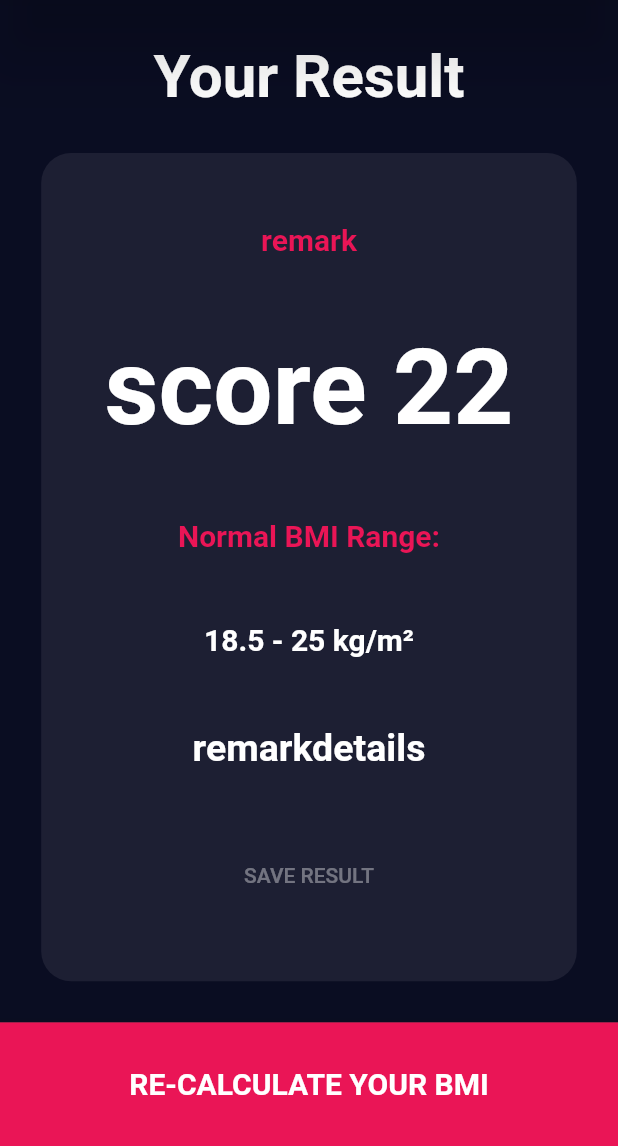
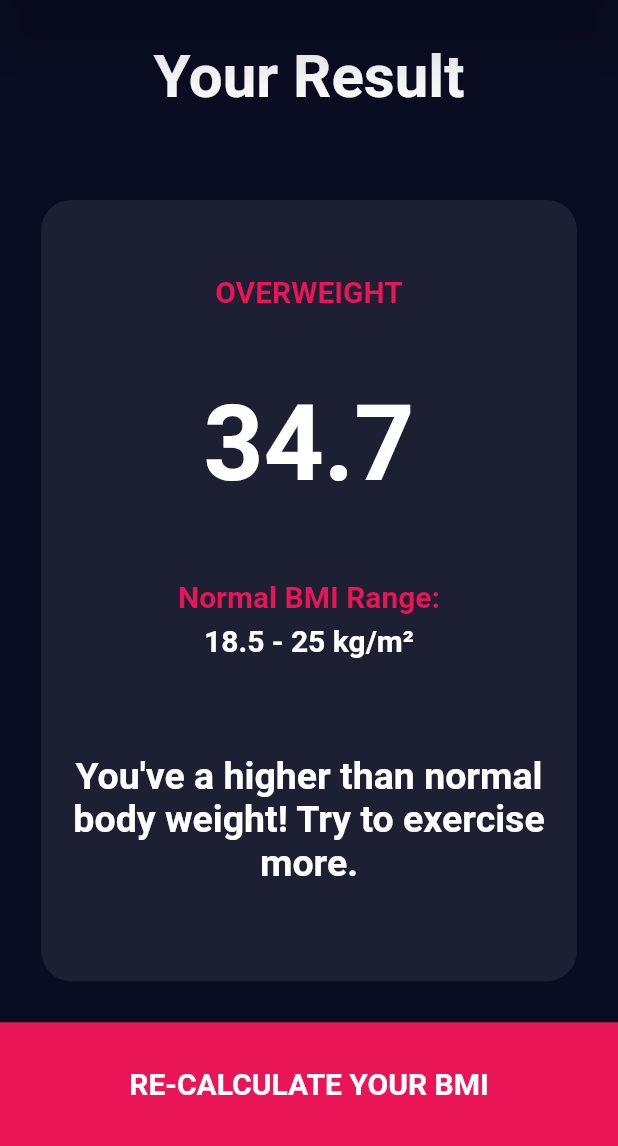
Before and after one commit to gauravxdhingra/BMI-Calc-App-Flutter, a Flutter app: the screen it shows after launch, after a tap on "CALCULATE YOUR BMI", on a phone screen of 412 x 824 dp, the part 90-1236 px from its top. Run offline on Flutter 3.47's test engine with Material 2 defaults, Android fonts, the phone set to English and light mode, and no system bars; our stand-ins replace font_awesome_flutter.

```diff
--- a/lib/main.dart
+++ b/lib/main.dart
@@ -1,4 +1,3 @@
-import 'package:bmi_calculator/screens/result.dart';
 import 'package:flutter/material.dart';
 import './screens/input_page.dart';
 
@@ -8,6 +7,7 @@ class BMICalculator extends StatelessWidget {
   @override
   Widget build(BuildContext context) {
     return MaterialApp(
+      debugShowCheckedModeBanner: false,
       theme: ThemeData.dark().copyWith(
         primaryColor: Color(0xFF0A0D22),
         scaffoldBackgroundColor: Color(0xFF0A0D22),
@@ -32,7 +32,6 @@ class BMICalculator extends StatelessWidget {
       // home: InputPage(),
       routes: {
         '/': (context) => InputPage(),
-        ResultScreen.routeName: (context) => ResultScreen(),
         InputPage.routeName: (context) => InputPage(),
       },
     );
--- a/lib/screens/input_page.dart
+++ b/lib/screens/input_page.dart
@@ -2,6 +2,7 @@ import 'package:bmi_calculator/screens/result.dart';
 import 'package:flutter/cupertino.dart';
 import 'package:flutter/material.dart';
 import 'package:font_awesome_flutter/font_awesome_flutter.dart';
+import '../util/calc.dart';
 
 enum Gender { male, female }
 
@@ -322,7 +323,18 @@ class _InputPageState extends State<InputPage> {
               ),
             ),
             onPressed: () {
-              Navigator.of(context).pushNamed(ResultScreen.routeName);
+              Calc calc = Calc(
+                height,
+                weight,
+              );
+              calc.calcBMI();
+              Navigator.push(
+                  context,
+                  MaterialPageRoute(
+                      builder: (context) => ResultScreen(
+                          bMIRes: calc.calcBMI(),
+                          remark: calc.remarks(),
+                          remarkDetails: calc.remarkDetails())));
             },
           ),
         ),
--- a/lib/screens/result.dart
+++ b/lib/screens/result.dart
@@ -2,7 +2,16 @@ import 'package:bmi_calculator/screens/input_page.dart';
 import 'package:flutter/material.dart';
 
 class ResultScreen extends StatelessWidget {
+  final String bMIRes;
+  final String remark;
+  final String remarkDetails;
+
   static const routeName = '/result';
+
+  const ResultScreen(
+      {@required this.bMIRes,
+      @required this.remark,
+      @required this.remarkDetails});
   @override
   Widget build(BuildContext context) {
     final mediaq = MediaQuery.of(context);
@@ -28,10 +37,11 @@ class ResultScreen extends StatelessWidget {
           children: <Widget>[
             Text(
               'Your Result',
+              // textAlign: TextAlign.left,
               // style: TextStyle(),
             ),
             SizedBox(
-              height: mediaq.size.width / 15,
+              height: mediaq.size.width / 7,
             ),
             Expanded(
               child: Container(
@@ -45,36 +55,42 @@ class ResultScreen extends StatelessWidget {
                   // crossAxisAlignment: CrossAxisAlignment.stretch,
                   children: <Widget>[
                     Text(
-                      'remark',
+                      '$remark',
                       style: Theme.of(context).textTheme.display1.copyWith(
                             color: Color(0xFFEA1556),
                           ),
                     ),
                     Text(
-                      'score 22',
+                      '$bMIRes',
                       style: TextStyle(fontSize: 70),
                     ),
+                    Column(
+                      children: <Widget>[
                         Text(
                           'Normal BMI Range:',
                           style: Theme.of(context).textTheme.display1.copyWith(
                                 color: Color(0xFFEA1556),
                               ),
                         ),
+                        SizedBox(
+                          height: 6,
+                        ),
                         Text(
                           '18.5 - 25 kg/m²',
                           style: Theme.of(context).textTheme.display1,
                         ),
-                    Text(
-                      'remarkdetails',
+                      ],
+                    ),
+                    Padding(
+                      padding: const EdgeInsets.all(15.0),
+                      child: Text(
+                        '$remarkDetails',
                         style: Theme.of(context).textTheme.display1.copyWith(
                               fontSize: 25,
                             ),
+                        textAlign: TextAlign.center,
                       ),
-                    FlatButton(
-                      color: Color(0xFF101427),
-                      onPressed: null,
-                      child: Text('SAVE RESULT'),
-                    )
+                    ),
                   ],
                 ),
               ),
--- /dev/null
+++ b/lib/util/calc.dart
@@ -0,0 +1,33 @@
+import 'dart:math';
+
+class Calc {
+  final int height;
+  final int weight;
+
+  double _bmi;
+
+  Calc(this.height, this.weight);
+
+  String calcBMI() {
+    _bmi = weight / pow(height / 100, 2);
+    return _bmi.toStringAsFixed(1);
+  }
+
+  String remarks() {
+    if (_bmi >= 25) {
+      return 'OVERWEIGHT';
+    } else if (_bmi >= 18.5) {
+      return 'UNDERWEIGHT';
+    } else
+      return 'NORMAL';
+  }
+
+  String remarkDetails() {
+    if (_bmi >= 25) {
+      return 'You\'ve a higher than normal body weight! Try to exercise more.';
+    } else if (_bmi >= 18.5) {
+      return 'You\'ve a normal body weight! Good job.';
+    } else
+      return 'You\'ve a lower than normal body weight! You can eat a bit more.';
+  }
+}
```
Lines whose indentation alone changed are shown as unchanged.
